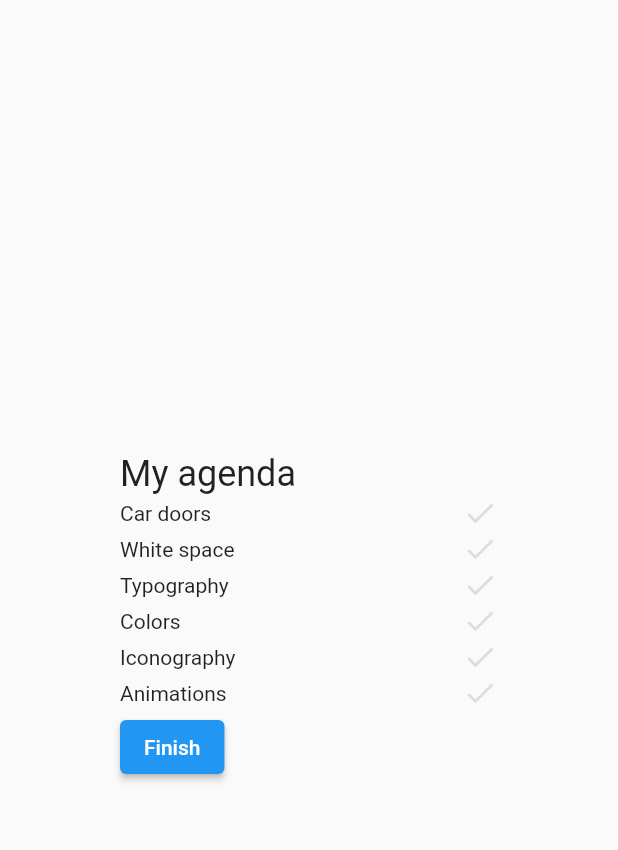
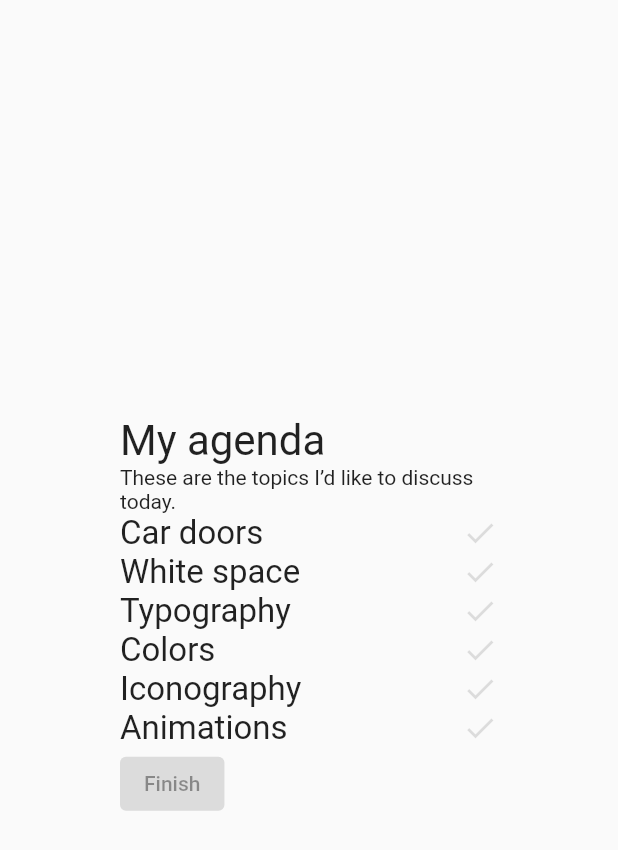
Before and after one commit to filiph/little_things, a Flutter app: the screen it shows after launch, on a phone screen of 412 x 824 dp. Shown: the top 850 px of the screen. Run offline on Flutter 3.47's test engine with Material 2 defaults, Android fonts, the phone set to English and light mode, and no system bars; our stand-ins replace yaml.

Commit message:
Add more things

```diff
--- a/lib/main.dart
+++ b/lib/main.dart
@@ -1,5 +1,4 @@
 import 'package:flutter/material.dart';
-import 'package:little_things_list/src/data/agenda.dart';
 import 'package:little_things_list/src/data/done_provider.dart';
 import 'package:little_things_list/src/data/loader.dart';
 import 'package:little_things_list/src/data/parse_agenda.dart';
@@ -21,11 +20,6 @@ class MyApp extends StatelessWidget {
       theme: ThemeData(
         primarySwatch: Colors.blue,
         visualDensity: VisualDensity.adaptivePlatformDensity,
-        appBarTheme: AppBarTheme(
-          color: Colors.white,
-          elevation: 0,
-          brightness: Brightness.light,
-        ),
       ),
       home: Loader(
         () => parseAgenda(context),
--- a/lib/src/item.dart
+++ b/lib/src/item.dart
@@ -17,20 +17,13 @@ class AgendaListItem extends StatelessWidget {
       onTap: () {
         context.read<DoneNotifier>().toggle(item);
       },
-      onLongPress: () {
-        Scaffold.of(context).showBottomSheet((context) => BottomSheet(
-            onClosing: () {},
-            builder: (context) {
-              return Text(item.description);
-            }));
-      },
       child: AnimatedPadding(
         padding: EdgeInsets.symmetric(vertical: 0),
         duration: const Duration(milliseconds: 300),
         child: Row(
           mainAxisAlignment: MainAxisAlignment.spaceBetween,
           children: [
-            Text(item.name),
+            Text(item.name, style: TextStyle(fontSize: 22)),
             Icon(Icons.check, color: isDone ? Colors.green : Colors.black12),
           ],
         ),
--- a/lib/src/list.dart
+++ b/lib/src/list.dart
@@ -17,15 +17,10 @@ class MyAgendaList extends StatelessWidget {
             mainAxisAlignment: MainAxisAlignment.center,
             crossAxisAlignment: CrossAxisAlignment.start,
             children: [
-              Text(
-                'My agenda',
-                style: TextStyle(fontSize: 24),
-              ),
+              Text('My agenda', style: TextStyle(fontSize: 28)),
+              Text("These are the topics I’d like to discuss today."),
               for (final item in agenda.items) AgendaListItem(item),
-              ElevatedButton(
-                onPressed: () {},
-                child: Text('Finish'),
-              )
+              ElevatedButton(onPressed: null, child: Text('Finish'))
             ],
           ),
         ),
```
